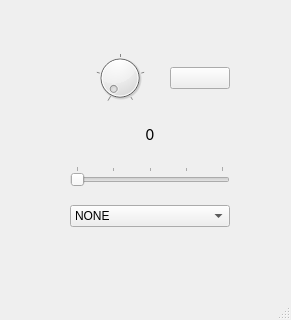
Old version of the form lampeDimmer_GUI/mainwindow.ui in the repository thomelect/lampeDimmer.
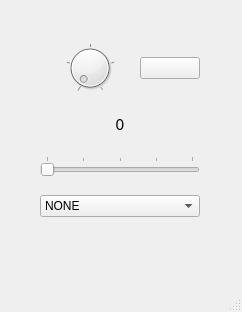
New version of the form.

```diff
--- a/lampeDimmer_GUI/mainwindow.ui
+++ b/lampeDimmer_GUI/mainwindow.ui
@@ -9,8 +9,8 @@
    <rect>
     <x>0</x>
     <y>0</y>
-    <width>291</width>
-    <height>320</height>
+    <width>242</width>
+    <height>312</height>
    </rect>
   </property>
   <property name="maximumSize">
@@ -32,8 +32,8 @@
    <widget class="QWidget" name="verticalLayoutWidget">
     <property name="geometry">
      <rect>
-      <x>70</x>
-      <y>40</y>
+      <x>40</x>
+      <y>30</y>
       <width>160</width>
       <height>201</height>
      </rect>
```
